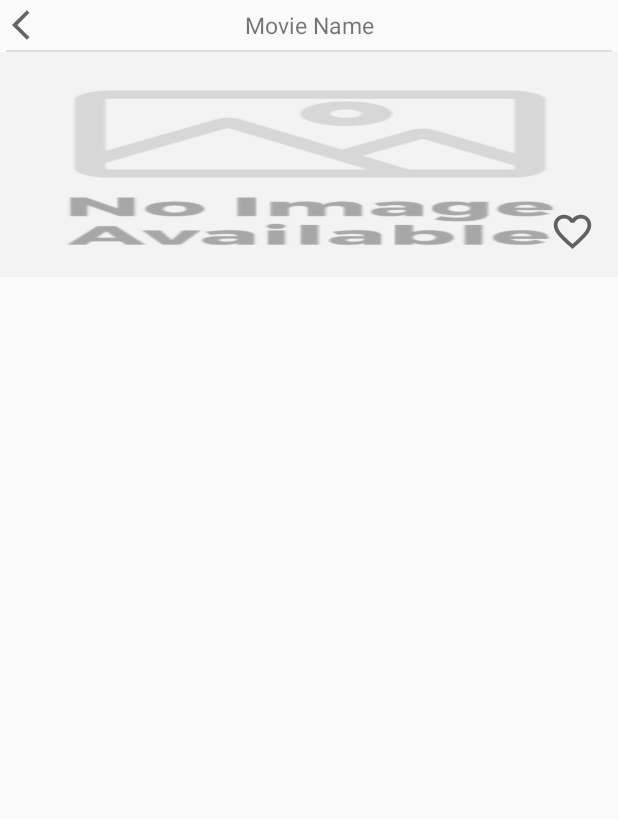
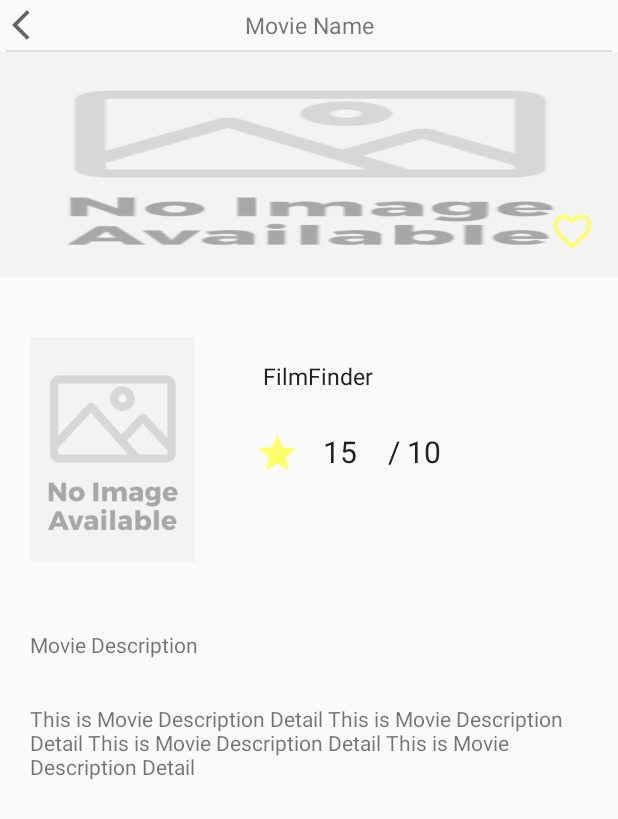
Before and after one commit to Chen-Hao-Liu/FilmFinder, an Android app: the MovieDetailActivity screen opened directly, with no data from a screen before it, on a phone screen of 412 x 824 dp. Shown: the top 819 px of the screen. Run offline under Robolectric (Android 15) with nearby library versions, the light colour scheme and no system bars; 4 statements that could not run were skipped.

Commit message:
Content Covering Lecture 7

```diff
--- a/app/src/main/java/edu/gwu/filmfinder/MovieDetailActivity.kt
+++ b/app/src/main/java/edu/gwu/filmfinder/MovieDetailActivity.kt
@@ -3,11 +3,18 @@
 import androidx.appcompat.app.AppCompatActivity
 import android.os.Bundle
 import android.widget.TextView
+import android.widget.ImageView
 
 class MovieDetailActivity : AppCompatActivity() {
 
     var currMovie: Movie? = null
     lateinit var movieTitle: TextView
+    lateinit var movieTitleDetail: TextView
+    lateinit var movieBGImg : ImageView
+    lateinit var movieImg: ImageView
+    lateinit var movieRating: TextView
+    lateinit var movieDescription:TextView
+    lateinit var movieFav:ImageView
 
     override fun onCreate(savedInstanceState: Bundle?) {
         super.onCreate(savedInstanceState)
@@ -15,7 +22,16 @@
 
         currMovie = intent.getParcelableExtra<Movie>("movie")
         movieTitle = findViewById(R.id.app_header_movie_name_detailpage)
+        movieTitleDetail = findViewById(R.id.movie_title_detailpage)
+        movieBGImg = findViewById(R.id.movie_img_background_detailpage)
+        movieImg = findViewById(R.id.movie_img_detailpage)
+        movieRating = findViewById(R.id.movie_rating_detailpage)
+        movieDescription = findViewById(R.id.movie_detail_description)
+        movieFav = findViewById(R.id.movie_liked)
+
         movieTitle.text = currMovie!!.title
-
+        movieTitleDetail.text = currMovie!!.title
+        movieRating.text = currMovie!!.rating
+        movieDescription.text = currMovie!!.description
     }
 }
--- /dev/null
+++ b/app/src/main/res/drawable/ic_favorite_selected.xml
@@ -0,0 +1,5 @@
+<vector android:height="24dp" android:tint="#FEFF69"
+    android:viewportHeight="24" android:viewportWidth="24"
+    android:width="24dp" xmlns:android="http://schemas.android.com/apk/res/android">
+    <path android:fillColor="@android:color/white" android:pathData="M12,21.35l-1.45,-1.32C5.4,15.36 2,12.28 2,8.5 2,5.42 4.42,3 7.5,3c1.74,0 3.41,0.81 4.5,2.09C13.09,3.81 14.76,3 16.5,3 19.58,3 22,5.42 22,8.5c0,3.78 -3.4,6.86 -8.55,11.54L12,21.35z"/>
+</vector>
--- a/app/src/main/res/drawable/ic_favorite_unselected.xml
+++ b/app/src/main/res/drawable/ic_favorite_unselected.xml
@@ -1,10 +1,5 @@
-<vector xmlns:android="http://schemas.android.com/apk/res/android"
-    android:width="24dp"
-    android:height="24dp"
-    android:viewportWidth="24"
-    android:viewportHeight="24"
-    android:tint="?attr/colorControlNormal">
-  <path
-      android:fillColor="@android:color/white"
-      android:pathData="M16.5,3c-1.74,0 -3.41,0.81 -4.5,2.09C10.91,3.81 9.24,3 7.5,3 4.42,3 2,5.42 2,8.5c0,3.78 3.4,6.86 8.55,11.54L12,21.35l1.45,-1.32C18.6,15.36 22,12.28 22,8.5 22,5.42 19.58,3 16.5,3zM12.1,18.55l-0.1,0.1 -0.1,-0.1C7.14,14.24 4,11.39 4,8.5 4,6.5 5.5,5 7.5,5c1.54,0 3.04,0.99 3.57,2.36h1.87C13.46,5.99 14.96,5 16.5,5c2,0 3.5,1.5 3.5,3.5 0,2.89 -3.14,5.74 -7.9,10.05z"/>
+<vector android:height="24dp" android:tint="#FEFF69"
+    android:viewportHeight="24" android:viewportWidth="24"
+    android:width="24dp" xmlns:android="http://schemas.android.com/apk/res/android">
+    <path android:fillColor="@android:color/white" android:pathData="M16.5,3c-1.74,0 -3.41,0.81 -4.5,2.09C10.91,3.81 9.24,3 7.5,3 4.42,3 2,5.42 2,8.5c0,3.78 3.4,6.86 8.55,11.54L12,21.35l1.45,-1.32C18.6,15.36 22,12.28 22,8.5 22,5.42 19.58,3 16.5,3zM12.1,18.55l-0.1,0.1 -0.1,-0.1C7.14,14.24 4,11.39 4,8.5 4,6.5 5.5,5 7.5,5c1.54,0 3.04,0.99 3.57,2.36h1.87C13.46,5.99 14.96,5 16.5,5c2,0 3.5,1.5 3.5,3.5 0,2.89 -3.14,5.74 -7.9,10.05z"/>
 </vector>
--- /dev/null
+++ b/app/src/main/res/drawable/ic_star.xml
@@ -0,0 +1,5 @@
+<vector android:height="24dp" android:tint="#FEFF69"
+    android:viewportHeight="24" android:viewportWidth="24"
+    android:width="24dp" xmlns:android="http://schemas.android.com/apk/res/android">
+    <path android:fillColor="@android:color/white" android:pathData="M12,17.27L18.18,21l-1.64,-7.03L22,9.24l-7.19,-0.61L12,2 9.19,8.63 2,9.24l5.46,4.73L5.82,21z"/>
+</vector>
--- a/app/src/main/res/layout/activity_movie_detail.xml
+++ b/app/src/main/res/layout/activity_movie_detail.xml
@@ -74,6 +74,100 @@
                 app:layout_constraintBottom_toBottomOf="@id/movie_img_background_detailpage"
                 app:layout_constraintRight_toRightOf="parent"/>
 
+            <ImageView
+                android:id="@+id/movie_img_detailpage"
+                android:layout_width="110dp"
+                android:layout_height="190dp"
+                android:layout_margin="20dp"
+                android:src="@drawable/no_images_available"
+                app:layout_constraintTop_toBottomOf="@id/movie_img_background_detailpage"
+                app:layout_constraintLeft_toLeftOf="parent"/>
+
+            <LinearLayout
+                android:layout_width="0dp"
+                android:layout_height="0dp"
+                android:orientation="vertical"
+                app:layout_constraintLeft_toRightOf="@id/movie_img_detailpage"
+                app:layout_constraintRight_toRightOf="parent"
+                app:layout_constraintTop_toTopOf="@id/movie_img_detailpage"
+                app:layout_constraintBottom_toBottomOf="@id/movie_img_detailpage">
+
+                <TextView
+                    android:id="@+id/movie_title_detailpage"
+                    android:layout_width="wrap_content"
+                    android:layout_height="wrap_content"
+                    android:textSize="15sp"
+                    android:gravity="center"
+                    android:padding="5dp"
+                    android:layout_marginTop="30dp"
+                    android:layout_marginLeft="40dp"
+                    android:layout_marginBottom="15dp"
+                    android:text="@string/app_name"
+                    android:textColor="@color/text_black" />
+
+                <LinearLayout
+                    android:layout_width="wrap_content"
+                    android:layout_height="wrap_content"
+                    android:orientation="horizontal">
+
+                    <ImageView
+                        android:id="@+id/star_detailpage"
+                        android:layout_width="30dp"
+                        android:layout_height="30dp"
+                        android:src="@drawable/ic_star"
+                        android:layout_marginLeft="40dp"
+                        android:layout_marginTop="5dp"/>
+
+                    <TextView
+                        android:id="@+id/movie_rating_detailpage"
+                        android:layout_width="wrap_content"
+                        android:layout_height="wrap_content"
+                        android:textSize="20sp"
+                        android:gravity="center"
+                        android:text="15"
+                        android:padding="5dp"
+                        android:layout_marginLeft="10dp"
+                        android:textColor="@color/text_black"/>
+
+                    <TextView
+                        android:layout_width="wrap_content"
+                        android:layout_height="wrap_content"
+                        android:id="@+id/movie_fullscore_rating_detailpage"
+                        android:textSize="20sp"
+                        android:gravity="center"
+                        android:text="@string/movie_fullscore_rating"
+                        android:padding="5dp"
+                        android:layout_marginLeft="10dp"
+                        android:textColor="@color/text_black"/>
+
+                </LinearLayout>
+
+            </LinearLayout>
+
+            <TextView
+                android:id="@+id/movie_detail_description_title"
+                android:layout_width="match_parent"
+                android:layout_height="wrap_content"
+                android:padding="10dp"
+                android:layout_marginLeft="10dp"
+                android:layout_marginRight="10dp"
+                android:layout_marginTop="15dp"
+                android:text="@string/movie_description_title"
+                app:layout_constraintTop_toBottomOf="@id/movie_img_detailpage"
+                app:layout_constraintLeft_toRightOf="parent"/>
+
+            <TextView
+                android:id="@+id/movie_detail_description"
+                android:layout_width="match_parent"
+                android:layout_height="wrap_content"
+                android:padding="10dp"
+                android:text="@string/movie_description"
+                android:layout_marginLeft="10dp"
+                android:layout_marginRight="10dp"
+                android:layout_marginTop="10dp"
+                app:layout_constraintTop_toBottomOf="@id/movie_detail_description_title"
+                app:layout_constraintLeft_toRightOf="parent"/>
+
         </androidx.constraintlayout.widget.ConstraintLayout>
 
     </ScrollView>
--- /dev/null
+++ b/app/src/main/res/values/movie_api_key.xml
@@ -0,0 +1,6 @@
+<?xml version="1.0" encoding="utf-8"?>
+<resources>
+    <string name="movie_KEY">Replace with Your API Key</string>
+    <string name="authorization">Replace Your Authorization</string>
+    <string name="Content_Type">application/json;charset=utf-8</string>
+</resources>
--- a/app/src/main/res/values/strings.xml
+++ b/app/src/main/res/values/strings.xml
@@ -5,4 +5,7 @@
     <string name="map">Map</string>
     <string name="profile">Profile</string>
     <string name="movie_name">Movie Name</string>
+    <string name="movie_fullscore_rating"> / 10</string>
+    <string name="movie_description_title">Movie Description</string>
+    <string name="movie_description">This is Movie Description Detail This is Movie Description Detail This is Movie Description Detail This is Movie Description Detail </string>
 </resources>
```
